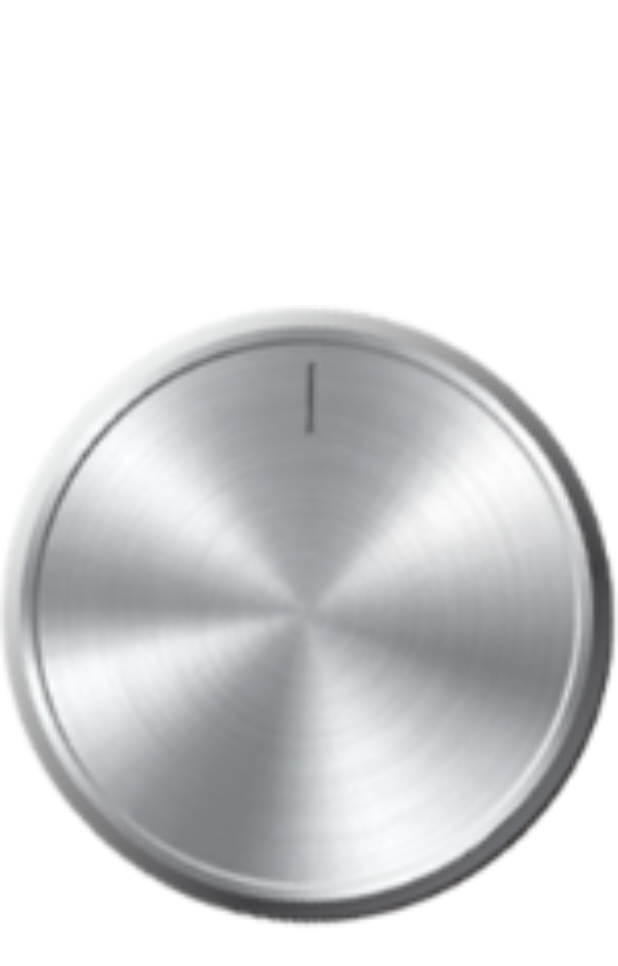
After one commit to PurnenduSamanta/Tech-Exactly, an Android app built with Jetpack Compose: the composable MusicKnob shown on its own in the app's theme, on a phone screen of 412 x 824 dp. The commit adds this screen. Shown: the top 966 px of the screen. Run offline under Robolectric (Android 15) with nearby library versions, the phone set to English and light mode, and no system bars.

Commit message:
9th_commit_13_01_2025

```diff
--- /dev/null
+++ b/app/src/main/java/com/purnendu/myapps/screens/drawings/MusicKnob.kt
@@ -0,0 +1,83 @@
+package com.purnendu.myapps.screens.drawings
+
+import android.view.MotionEvent.ACTION_DOWN
+import android.view.MotionEvent.ACTION_MOVE
+import androidx.compose.foundation.Image
+import androidx.compose.foundation.layout.fillMaxSize
+import androidx.compose.runtime.Composable
+import androidx.compose.runtime.mutableFloatStateOf
+import androidx.compose.runtime.remember
+import androidx.compose.ui.ExperimentalComposeUiApi
+import androidx.compose.ui.Modifier
+import androidx.compose.ui.draw.rotate
+import androidx.compose.ui.input.pointer.pointerInteropFilter
+import androidx.compose.ui.layout.boundsInWindow
+import androidx.compose.ui.layout.onGloballyPositioned
+import androidx.compose.ui.res.painterResource
+import com.purnendu.myapps.R
+import kotlin.math.PI
+import kotlin.math.atan2
+
+@OptIn(ExperimentalComposeUiApi::class)
+@Composable
+fun MusicKnob(
+    modifier: Modifier = Modifier,
+    onValueChange: (Float) -> Unit
+)
+{
+
+    var rotation = remember { mutableFloatStateOf(0f) }
+
+    var touchX = remember { mutableFloatStateOf(0f) }
+
+    var touchY = remember { mutableFloatStateOf(0f) }
+
+    var centerX = remember { mutableFloatStateOf(0f) }
+
+    var centerY = remember { mutableFloatStateOf(0f) }
+
+
+    println(rotation.floatValue)
+
+
+    Image(
+        painter = painterResource(R.drawable.music_knob),
+        contentDescription = "musicKnob",
+        modifier = modifier
+            .fillMaxSize()
+            .onGloballyPositioned {
+                val windowBounds = it.boundsInWindow()
+                centerX.floatValue=windowBounds.size.width/2f
+                centerY.floatValue=windowBounds.size.height/2f
+            }
+            .pointerInteropFilter{
+                event->
+                touchX.floatValue = event.x
+                touchY.floatValue = event.y
+
+                val angle = atan2( centerY.floatValue - touchY.floatValue,centerX.floatValue - touchX.floatValue) * (180f / PI).toFloat()
+
+                when(event.action)
+                {
+                   ACTION_DOWN,
+                   ACTION_MOVE ->{
+
+                     /*  val fixedAngle = if (angle in -180f..0f) {
+                           360f + angle
+                       } else {
+                           angle
+                       }*/
+
+                       rotation.floatValue = angle
+
+                       true
+
+                   }
+                    else -> false
+
+                }
+            }
+            .rotate(rotation.floatValue)
+
+    )
+}
```
Also changed, not shown: app/src/main/java/com/purnendu/myapps/MainActivity.kt (+13 -4 lines), app/src/main/res/drawable-xxxhdpi/music_knob.png (added).
